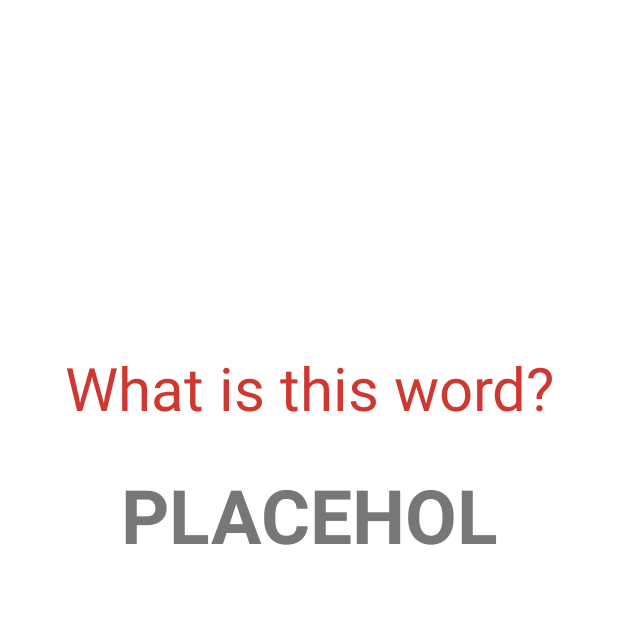
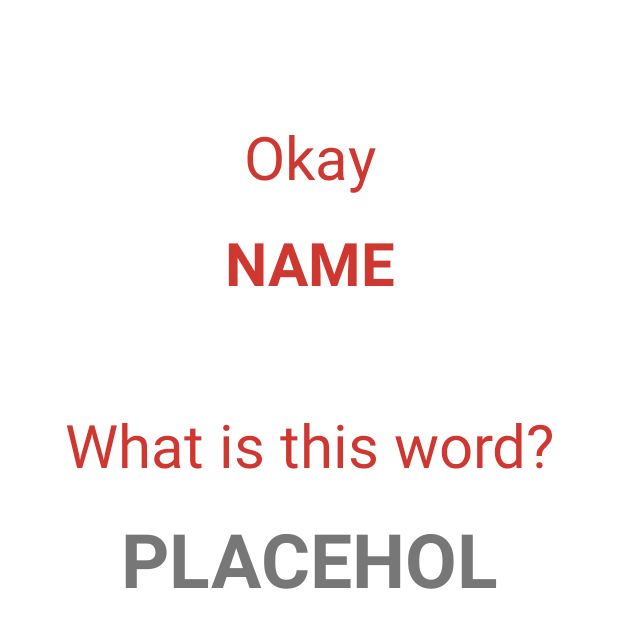
Before and after one commit to maltebp/HangManApp, an Android app: the layout fragment_game_intro.xml on its own in the app's theme, with its tools: preview values and no code run, on a phone screen of 412 x 824 dp. Shown: the top 628 px of the screen. Run offline under Robolectric (Android 15) with nearby library versions, the phone set to English and light mode, and no system bars.

Commit message:
Added name enter screen

```diff
--- a/app/src/main/java/com/example/hangman/Finished.java
+++ b/app/src/main/java/com/example/hangman/Finished.java
@@ -60,7 +60,7 @@ public class Finished extends Fragment implements View.OnClickListener {
         getFragmentManager()
             .beginTransaction()
             .setCustomAnimations(R.anim.fadein,R.anim.fadeout)
-            .replace(R.id.frag1, new GameIntro())
+            .replace(R.id.frag1, new GameIntro(new GameState()))
             .addToBackStack(null)
             .commit();
     }
--- a/app/src/main/java/com/example/hangman/Intro.java
+++ b/app/src/main/java/com/example/hangman/Intro.java
@@ -35,11 +35,11 @@ public class Intro extends Fragment implements View.OnClickListener {
     @Override
     public void onClick(View v) {
 
-        // Start the game (GameIntro)
+        // Get player name
         getFragmentManager()
             .beginTransaction()
             .setCustomAnimations(R.anim.fadein, R.anim.fadeout, R.anim.fadein, R.anim.fadeout)
-            .replace(R.id.frag1, new GameIntro())
+            .replace(R.id.frag1, new EnterName())
             .addToBackStack(null)
             .commit();
 
--- a/app/src/main/res/layout/fragment_game_intro.xml
+++ b/app/src/main/res/layout/fragment_game_intro.xml
@@ -9,6 +9,41 @@
     android:layout_height="match_parent"
     tools:context=".Intro"
     android:background="#FFFFFF">
+
+
+    <TextView
+        android:id="@+id/gameintro_text_okay"
+        android:layout_width="match_parent"
+        android:layout_height="wrap_content"
+        android:gravity="center"
+
+        android:text="Okay"
+
+        android:textColor="@color/colorPrimary"
+        android:textSize="40sp"
+        app:layout_constraintBottom_toBottomOf="parent"
+        app:layout_constraintEnd_toEndOf="parent"
+        app:layout_constraintStart_toStartOf="parent"
+        app:layout_constraintTop_toTopOf="parent"
+        app:layout_constraintVertical_bias="0.1" />
+
+    <TextView
+        android:id="@+id/gameintro_text_name"
+        android:layout_width="match_parent"
+        android:layout_height="wrap_content"
+        android:gravity="center"
+
+        android:text="NAME"
+
+        android:textColor="@color/colorPrimary"
+        android:textSize="40sp"
+        android:textStyle="bold"
+        app:layout_constraintEnd_toEndOf="parent"
+        app:layout_constraintStart_toStartOf="parent"
+        app:layout_constraintTop_toBottomOf="@id/gameintro_text_okay"
+        app:layout_constraintBottom_toTopOf="@id/gameintro_text"
+        app:layout_constraintVertical_bias="0.20" />
+
 
     <TextView
         android:id="@+id/gameintro_text"
@@ -24,7 +59,7 @@
         app:layout_constraintEnd_toEndOf="parent"
         app:layout_constraintStart_toStartOf="parent"
         app:layout_constraintTop_toTopOf="parent"
-        app:layout_constraintVertical_bias="0.3" />
+        app:layout_constraintVertical_bias="0.35" />
 
 
     <TextView
@@ -32,14 +67,13 @@
         android:layout_width="match_parent"
         android:layout_height="wrap_content"
 
-        android:layout_marginTop="24dp"
+        android:layout_marginTop="15dp"
         android:gravity="center"
         android:text="PLACEHOL"
         android:textColor="@color/colorSecondary"
         android:textSize="50sp"
         android:textStyle="bold"
         app:layout_constraintEnd_toEndOf="parent"
-        app:layout_constraintHorizontal_bias="0.0"
         app:layout_constraintStart_toStartOf="parent"
         app:layout_constraintTop_toBottomOf="@+id/gameintro_text" />
 
```
Also changed, not shown: app/src/main/java/com/example/hangman/EnterName.java (added, +47 -0 lines), app/src/main/java/com/example/hangman/GameIntro.java (+8 -1 lines), app/src/main/java/com/example/hangman/GameState.java (added, +13 -0 lines), app/src/main/res/layout/fragment_entername.xml (added, +46 -0 lines).
